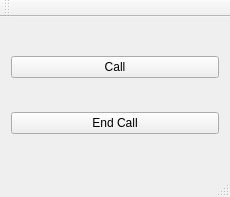
starchimpsgroup/evcc, file mainwindow.ui: the form before one commit.
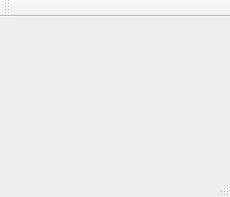
The form after the commit.

Diff of the .ui file:
```diff
--- a/mainwindow.ui
+++ b/mainwindow.ui
@@ -13,24 +13,7 @@
   <property name="windowTitle">
    <string>Qt Encrypted Voice Chat Client</string>
   </property>
-  <widget class="QWidget" name="centralWidget">
-   <layout class="QGridLayout" name="gridLayout">
-    <item row="0" column="0">
-     <widget class="QPushButton" name="call">
-      <property name="text">
-       <string>Call</string>
-      </property>
-     </widget>
-    </item>
-    <item row="1" column="0">
-     <widget class="QPushButton" name="endCall">
-      <property name="text">
-       <string>End Call</string>
-      </property>
-     </widget>
-    </item>
-   </layout>
-  </widget>
+  <widget class="QWidget" name="centralWidget"/>
   <widget class="QMenuBar" name="menuBar">
    <property name="geometry">
     <rect>
```
